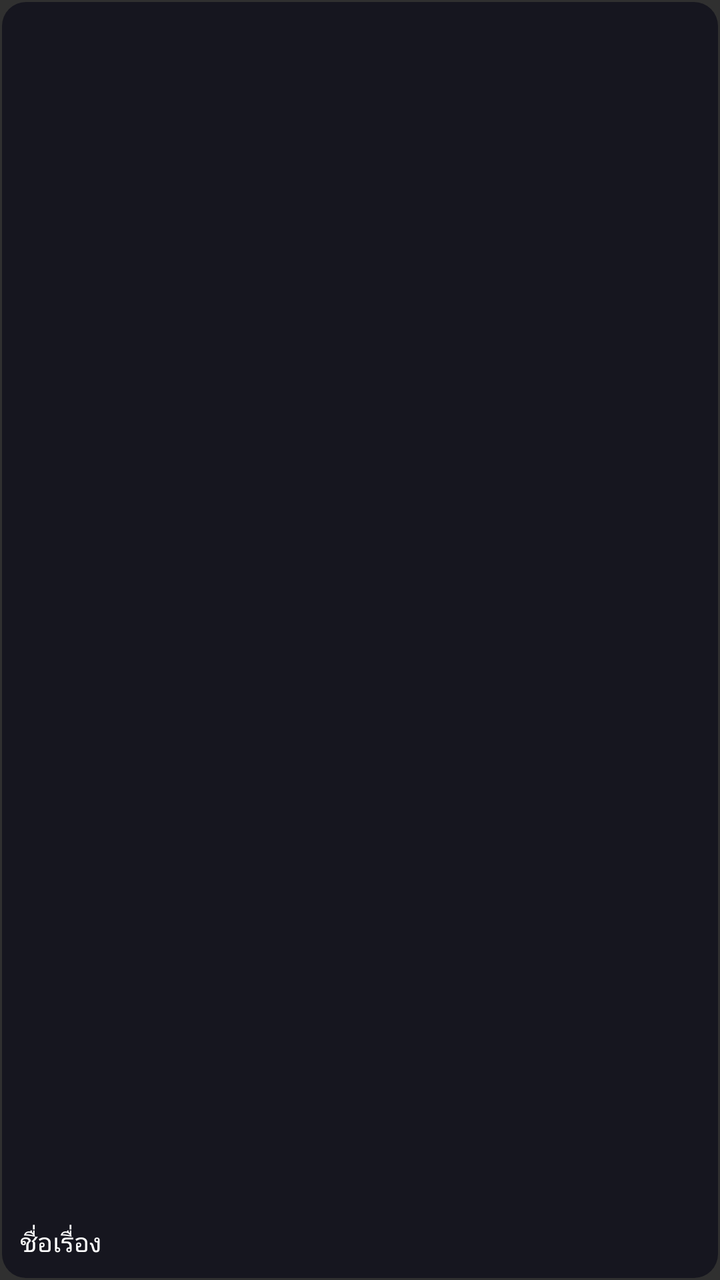
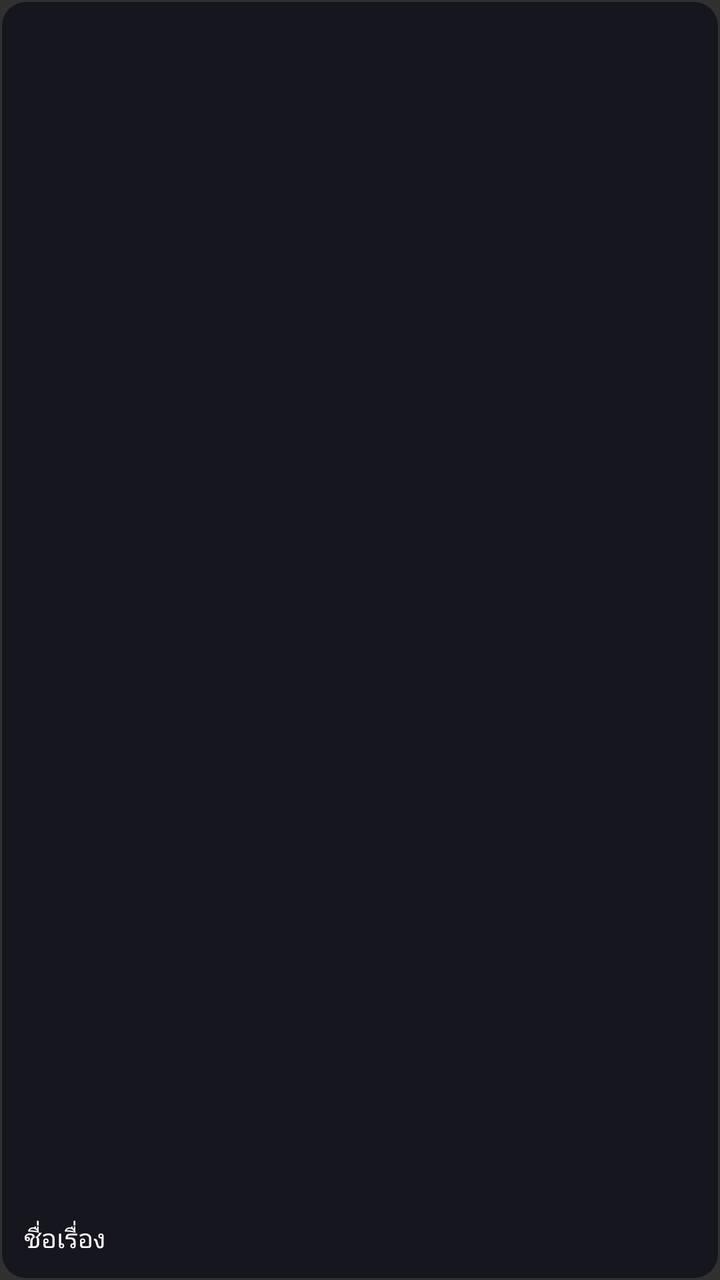

Screens rendered from an Android XML layout before and after an edit, with the pre-edit source and the edit as a unified diff.
<!-- AndroidManifest.xml: application theme Theme.AppCompat.NoActionBar -->
<!-- res/layout/item_poster.xml -->
<LinearLayout xmlns:android="http://schemas.android.com/apk/res/android"
    android:layout_width="160dp"
    android:layout_height="240dp"
    android:orientation="vertical"
    android:background="@drawable/card_background_selector"
    android:focusable="true"
    android:clickable="true"
    android:layout_marginEnd="20dp"
    android:gravity="bottom"
    android:padding="10dp">

    <TextView
        android:id="@+id/tvPosterTitle"
        android:layout_width="match_parent"
        android:layout_height="wrap_content"
        android:text="ชื่อเรื่อง"
        android:textColor="#ffffff"
        android:textSize="13sp"
        android:textStyle="normal"
        android:maxLines="1"
        android:ellipsize="end"/>
</LinearLayout>
<!-- resources referenced by this layout -->
<resources>
  <!-- drawable card_background_selector (drawable) -->
  <?xml version="1.0" encoding="utf-8"?>
  <selector xmlns:android="http://schemas.android.com/apk/res/android">
      <item android:state_focused="true">
          <shape android:shape="rectangle">
              <solid android:color="#1e293b"/>
              <stroke android:width="2dp" android:color="#ffffff"/>
              <corners android:radius="12dp"/>
          </shape>
      </item>
      <item>
          <shape android:shape="rectangle">
              <solid android:color="#16161f"/>
              <stroke android:width="2dp" android:color="@android:color/transparent"/>
              <corners android:radius="12dp"/>
          </shape>
      </item>
  </selector>
</resources>

<!-- the commit's change to res/layout/item_poster.xml (unified diff, before → after) -->
@@ -1,13 +1,14 @@
 <LinearLayout xmlns:android="http://schemas.android.com/apk/res/android"
     android:layout_width="160dp"
-    android:layout_height="240dp"
+    android:layout_height="220dp"
     android:orientation="vertical"
     android:background="@drawable/card_background_selector"
     android:focusable="true"
+    android:focusableInTouchMode="true"
     android:clickable="true"
     android:layout_marginEnd="20dp"
     android:gravity="bottom"
-    android:padding="10dp">
+    android:padding="12dp">
 
     <TextView
         android:id="@+id/tvPosterTitle"
@@ -17,6 +18,6 @@
         android:textColor="#ffffff"
         android:textSize="13sp"
         android:textStyle="normal"
-        android:maxLines="1"
+        android:maxLines="2"
         android:ellipsize="end"/>
 </LinearLayout>
